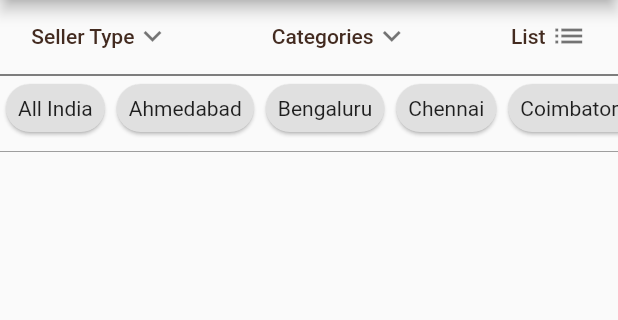
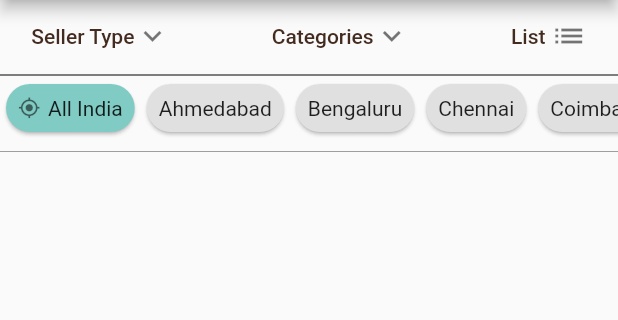
Before and after one commit to neeliakash2696/Flutter_Tests, a Flutter app: the ImportantSuppilesDetailsList screen opened directly with empty values, after a tap on "Seller Type", after a tap on "Detail", on a phone screen of 412 x 824 dp, the part 84-404 px from its top. Run offline on Flutter 3.47's test engine with Material 2 defaults, Android fonts, the phone set to English and light mode, and no system bars; our stand-ins replace another_flushbar, cached_network_image, flutter_easyloading, geocoding, geolocator, google_mobile_ads and 3 more; missing offline and left inert: flutter_phone_direct_caller; accounts and stored records are empty; network calls fail.

Commit message:
UI Adjusted

```diff
--- a/lib/ImportantSuppilesDetailsList.dart
+++ b/lib/ImportantSuppilesDetailsList.dart
@@ -477,7 +477,7 @@ class ImportantSuppilesDetailsListState
       itemCount = 0;
     } else {
       itemCount = items.length;
-      print("itemcounta=$itemCount");
+      // print("itemcounta=$itemCount");
     }
     return Scaffold(
       appBar: AppBar(
@@ -629,7 +629,7 @@ class ImportantSuppilesDetailsListState
                 ),
               ],
             ),
-            Divider(
+            const Divider(
               height: 4,
               color: Colors.black,
             ),
@@ -646,7 +646,8 @@ class ImportantSuppilesDetailsListState
                           Navigator.push(
                               context,
                               MaterialPageRoute(
-                                  builder: (context) => LocationSelector()));
+                                  builder: (context) =>
+                                      const LocationSelector()));
                         } else {
                           reArrangeLocalArraysAndRefreshScreen(index,
                               citiesArrayLocal[index], cityIdArrayLocal[index]);
@@ -654,10 +655,26 @@ class ImportantSuppilesDetailsListState
                       },
                       child: Padding(
                         padding: const EdgeInsets.all(8.0),
-                        child: Text(citiesArrayLocal[index]),
+                        child: Row(
+                          children: [
+                            if (index == 0) ...[
+                              const Icon(
+                                Icons.gps_fixed,
+                                color: Colors.black54,
+                                size: 15,
+                              ),
+                              const SizedBox(
+                                width: 5,
+                              ),
+                            ],
+                            Text(citiesArrayLocal[index]),
+                          ],
+                        ),
                       ));
                   return Card(
-                    color: Colors.grey.shade300,
+                    color: index == 0
+                        ? Colors.teal.shade200
+                        : Colors.grey.shade300,
                     clipBehavior: Clip.hardEdge,
                     shape: RoundedRectangleBorder(
                       borderRadius: BorderRadius.circular(20.0),
@@ -667,14 +684,14 @@ class ImportantSuppilesDetailsListState
                 },
               ),
             ),
-            SizedBox(
+            const SizedBox(
               height: 5,
             ),
-            Divider(
+            const Divider(
               height: 8,
               color: Colors.grey,
             ),
-            SizedBox(
+            const SizedBox(
               height: 5,
             ),
             Expanded(
```
